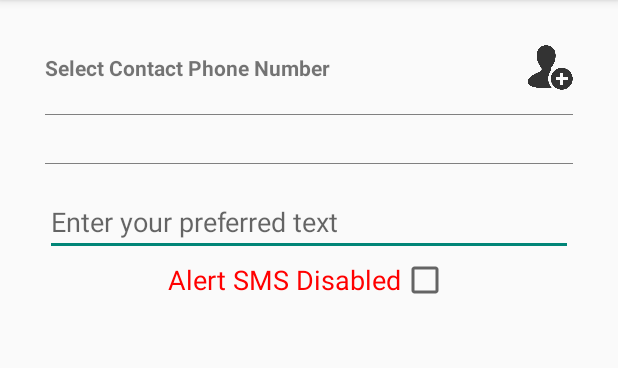
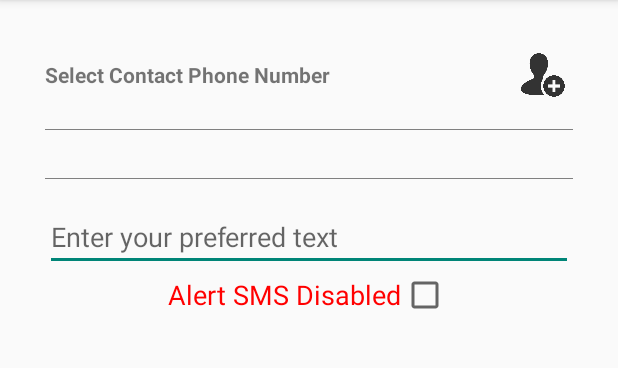
Before and after one commit to PuR3v1L/EmergencySMS, an Android app: the screen it shows after launch (MainActivity), on a phone screen of 412 x 824 dp, the part 84-452 px from its top. Run offline under Robolectric (Android 15) with nearby library versions, the phone set to English and light mode, and no system bars.

Commit message:
easier to click contact buttons

```diff
--- a/InstantSMSEmergency/src/main/res/layout/activity_main.xml
+++ b/InstantSMSEmergency/src/main/res/layout/activity_main.xml
@@ -21,8 +21,9 @@
         android:id="@+id/add_contact"
         android:layout_centerVertical="true"
         android:layout_alignParentRight="true"
-        android:layout_width="30sp"
-        android:layout_height="30sp"
+        android:layout_width="40dp"
+        android:layout_height="40dp"
+        android:padding="5dp"
         android:src="@drawable/add_user"/>
 
     </RelativeLayout>
--- a/InstantSMSEmergency/src/main/res/layout/contact_row.xml
+++ b/InstantSMSEmergency/src/main/res/layout/contact_row.xml
@@ -38,8 +38,9 @@
 
     <ImageView
 
-        android:layout_width="30sp"
-        android:layout_height="30sp"
+        android:layout_width="40dp"
+        android:layout_height="40dp"
+        android:padding="5dp"
         android:id="@+id/remove_contact"
         android:src="@drawable/remove_user"
         android:layout_centerVertical="true"
```
